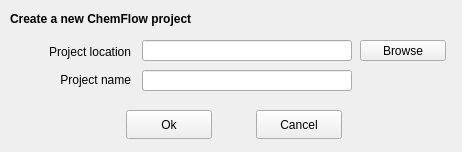
First picture: the form in ChemFlow/src/GUI/qt_creator/create_project.ui, repository IFMlab/ChemFlow, before the edit.
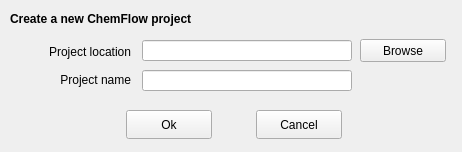
Second picture: the form after the edit.

The edit to the form file:
```diff
--- a/ChemFlow/src/GUI/qt_creator/create_project.ui
+++ b/ChemFlow/src/GUI/qt_creator/create_project.ui
@@ -52,9 +52,9 @@
    <property name="geometry">
     <rect>
      <x>360</x>
-     <y>40</y>
+     <y>39</y>
      <width>86</width>
-     <height>21</height>
+     <height>23</height>
     </rect>
    </property>
    <property name="text">
```
Left out of the diff: 7 changed lines with no effect on the pictures.
